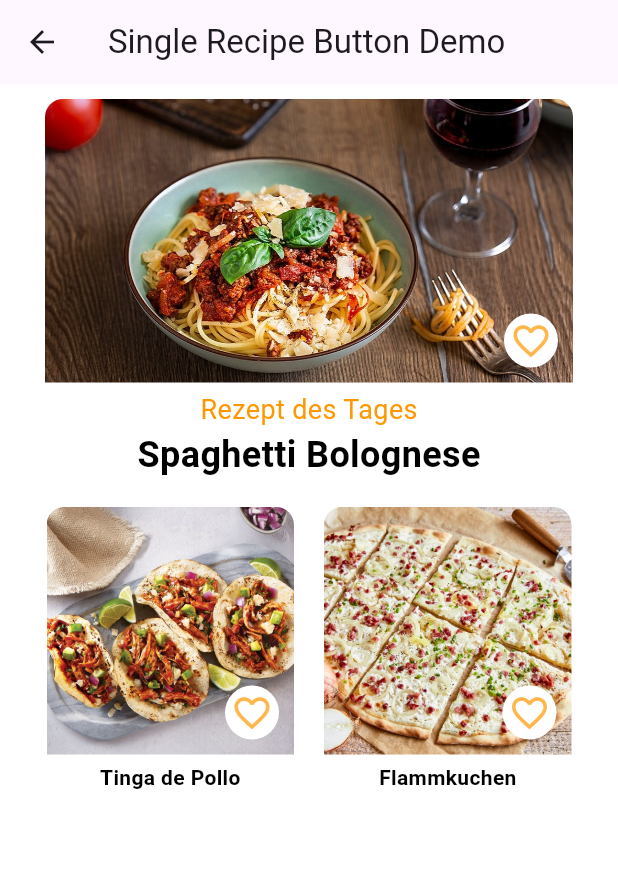
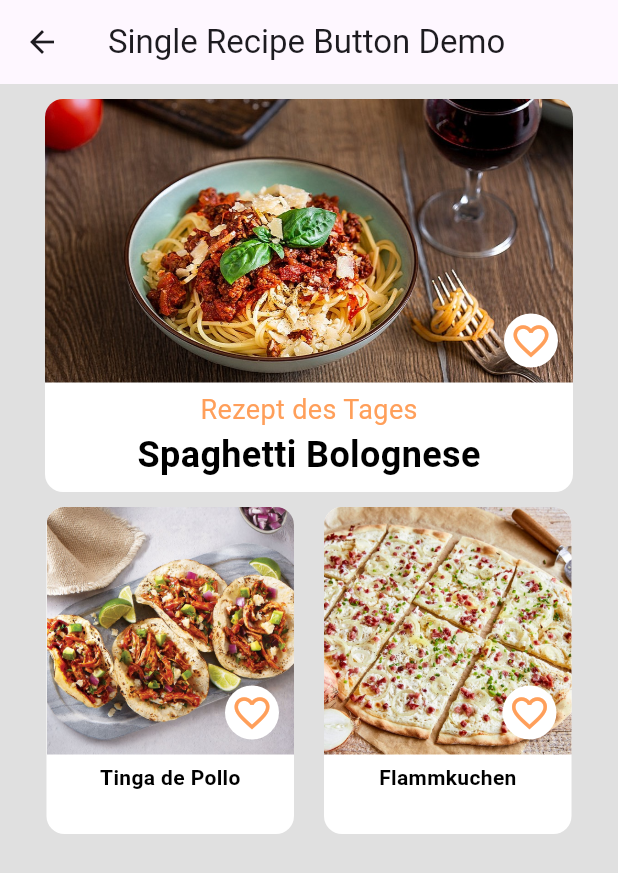
Before and after one commit to lumeav/SimpleCook, a Flutter app: the CustomSingleRecipeButton screen opened directly, on a phone screen of 412 x 824 dp. Shown: the top 873 px of the screen. Run offline on Flutter 3.47's test engine with Material 3 defaults, Android fonts, the phone set to English and light mode, and no system bars; our stand-ins replace font_awesome_flutter, phosphor_flutter, syncfusion_flutter_sliders; missing offline and left inert: dart:ffi, syncfusion_flutter_core.

Commit message:
changed color from the widget to originial figma colors

```diff
--- a/simple_cook/lib/main.dart
+++ b/simple_cook/lib/main.dart
@@ -221,7 +221,7 @@
   Widget build(BuildContext context) {
     return Scaffold(
         appBar: AppBar(title: Text('Single Recipe Button Demo')),
-        backgroundColor: Colors.white,
+        backgroundColor: Colors.grey[300],
         body: const Column(
           children: [
             RezeptdesTages('assets/spaghetti-bolognese.jpg', 'Spaghetti Bolognese'),
@@ -241,6 +241,7 @@
   Widget build(BuildContext context) {
     return Scaffold(
       appBar: AppBar(title: Text('Rezept des Tages Demo')),
+      backgroundColor: Colors.grey[300],
       body: Center(
         child: RezeptdesTages('assets/flammkuchen.jpg', 'Flammkuchen'),
       ),
--- a/simple_cook/lib/widgets/ButtonFilter.dart
+++ b/simple_cook/lib/widgets/ButtonFilter.dart
@@ -47,12 +47,12 @@
                   ),
                   elevation: MaterialStateProperty.all(3),
                   overlayColor: MaterialStateProperty.all<Color>(
-                      Colors.orange.withOpacity(0.3)),
+                      Color(0xffFF9F5A).withOpacity(0.3)),
                 ),
                 child: Text(
                   widget.text,
                   style: const TextStyle(
-                    color: Colors.orange,
+                    color: Color(0xffFF9F5A),
                     fontSize: 16,
                     fontWeight: FontWeight.bold,
                   ),
@@ -62,7 +62,7 @@
                 onPressed: _onPressed,
                 style: ButtonStyle(
                   backgroundColor: MaterialStateProperty.all<Color>(
-                      Colors.orange.withOpacity(0.7)),
+                      Color(0xffFF9F5A).withOpacity(0.7)),
                   shape: MaterialStateProperty.all<RoundedRectangleBorder>(
                     RoundedRectangleBorder(
                       borderRadius: BorderRadius.circular(50),
--- a/simple_cook/lib/widgets/ButtonHeart.dart
+++ b/simple_cook/lib/widgets/ButtonHeart.dart
@@ -41,7 +41,7 @@
           onPressed: _onPressed,
           padding: EdgeInsets.zero,
           icon: Icon(_pressed ? Icons.favorite : Icons.favorite_border,
-              color: Colors.orange.withOpacity(0.7), size: widget.size)),
+              color: Color(0xffFF9F5A), size: widget.size)),
     );
   }
 }
--- a/simple_cook/lib/widgets/RecipeInfos.dart
+++ b/simple_cook/lib/widgets/RecipeInfos.dart
@@ -20,7 +20,7 @@
               padding:
                   const EdgeInsets.symmetric(horizontal: 16.0, vertical: 4.0),
               decoration: BoxDecoration(
-                  color: Colors.orange.withOpacity(0.4),
+                  color: Color(0xffFF9F5A).withOpacity(0.4),
                   borderRadius: BorderRadius.circular(50),
                   boxShadow: [
                     BoxShadow(
@@ -48,7 +48,7 @@
               padding:
                   const EdgeInsets.symmetric(horizontal: 16.0, vertical: 4.0),
               decoration: BoxDecoration(
-                  color: Colors.orange.withOpacity(0.4),
+                  color: Color(0xffFF9F5A).withOpacity(0.4),
                   borderRadius: BorderRadius.circular(50),
                   boxShadow: [
                     BoxShadow(
--- a/simple_cook/lib/widgets/appBar.dart
+++ b/simple_cook/lib/widgets/appBar.dart
@@ -17,7 +17,7 @@
         children: <Widget> [
           PhosphorIcon(
             PhosphorIcons.chefHat(PhosphorIconsStyle.regular),
-            color: Colors.orange,
+            color: Color(0xffFF9F5A),
             size: 35,
           ),
           const SizedBox(
@@ -25,7 +25,7 @@
           Text(
             title,
             style: const TextStyle(
-                color: Colors.orange,
+                color: Color(0xffFF9F5A),
                 fontSize: 30.0,
                 fontFamily: 'BigShouldersText'),
           ),
--- a/simple_cook/lib/widgets/rezeptdesTages.dart
+++ b/simple_cook/lib/widgets/rezeptdesTages.dart
@@ -36,7 +36,7 @@
                     child: Text(
                       'Rezept des Tages',
                       style: TextStyle(
-                        color: Colors.orange,
+                        color: Color(0xffFF9F5A),
                         fontSize: 18)
                       ),
                   ),
--- a/simple_cook/lib/widgets/searchBar.dart
+++ b/simple_cook/lib/widgets/searchBar.dart
@@ -31,7 +31,7 @@
               viewConstraints: const BoxConstraints(
                 minHeight: 100,
               ),
-              viewBackgroundColor: const Color.fromARGB(255, 249, 201, 129),
+              viewBackgroundColor: const Color(0xffFFECDF),
               suggestionsBuilder:
                   (BuildContext context, SearchController controller) async {
                 searchQuery = controller.text;
@@ -72,7 +72,7 @@
                     ),
                   ),
                   deleteIconColor: Colors.white,
-                  backgroundColor: const Color.fromARGB(255, 254, 189, 92),
+                  backgroundColor: const Color(0xffFF9F5A).withOpacity(0.75),
                   shape: RoundedRectangleBorder(
                     borderRadius: BorderRadius.circular(50),
                   ),
--- a/simple_cook/lib/widgets/searchRecipeButton.dart
+++ b/simple_cook/lib/widgets/searchRecipeButton.dart
@@ -17,7 +17,7 @@
             //print("Button pressed");
           },
           style: ButtonStyle(
-            backgroundColor: MaterialStateProperty.all<Color>(Colors.orange),
+            backgroundColor: MaterialStateProperty.all<Color>(Color(0xffFF9F5A)),
             foregroundColor: MaterialStateProperty.all<Color>(Colors.white),
             shape: MaterialStateProperty.all<RoundedRectangleBorder>(
               RoundedRectangleBorder(
--- a/simple_cook/lib/widgets/sliderFilter.dart
+++ b/simple_cook/lib/widgets/sliderFilter.dart
@@ -27,9 +27,9 @@
                 //labelOffset: Offset(10.0, 0.0),
                 activeTrackHeight: 7,
                 inactiveTrackHeight: 7,
-                activeTrackColor: Colors.orange,
-                inactiveTrackColor: Colors.orange.withOpacity(0.3),
-                thumbColor: Colors.orange),
+                activeTrackColor: Color(0xffFF9F5A),
+                inactiveTrackColor: Color(0xffFF9F5A).withOpacity(0.3),
+                thumbColor: Color(0xffFF9F5A)),
             child: SfSlider(
               min: 0.0,
               max: 60.0,
```
Also changed, not shown: simple_cook/lib/widgets/roundedIconButton.dart (+7 -0 lines).
